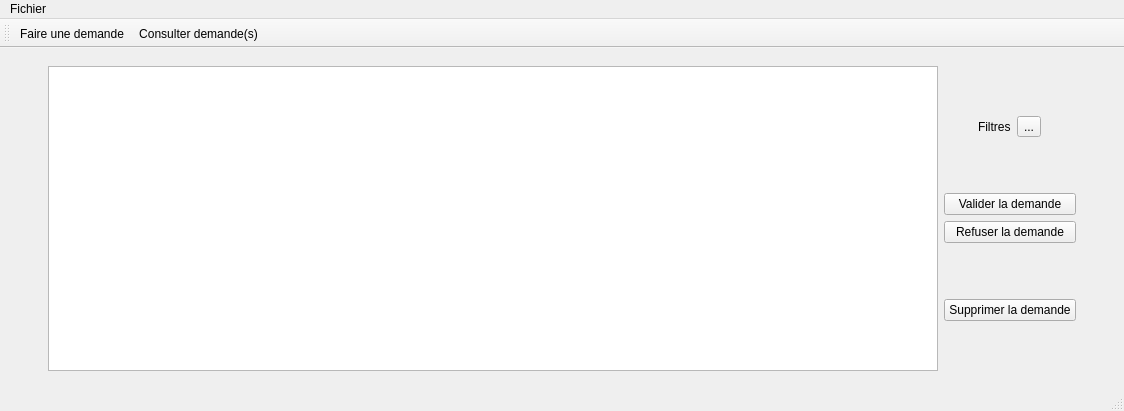
Before: the Qt Designer form FenResponsable.ui in Chayma07/GestionDeConge, drawn with Qt 5.
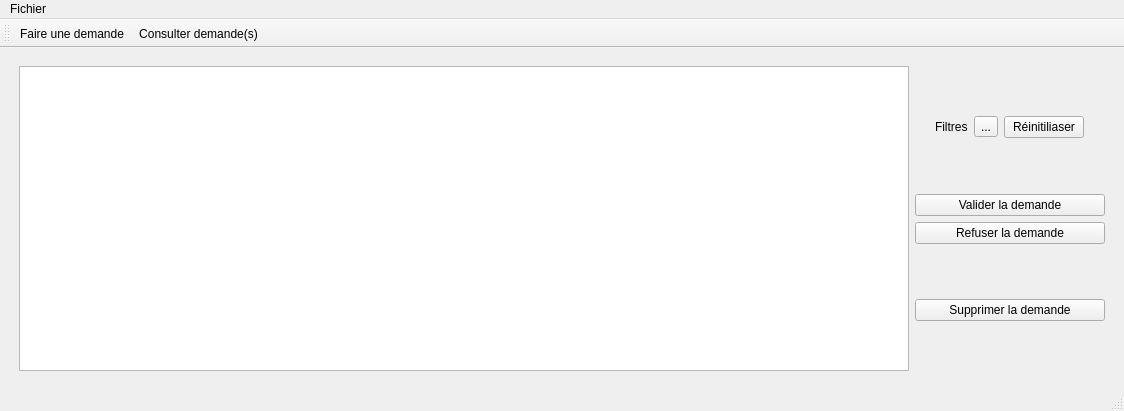
After: the same form once the commit is applied. Icons and pictures are not drawn.

The edit to the form file:
```diff
--- a/FenResponsable.ui
+++ b/FenResponsable.ui
@@ -286,6 +286,9 @@
                 <property name="gridStyle">
                  <enum>Qt::SolidLine</enum>
                 </property>
+                <property name="sortingEnabled">
+                 <bool>true</bool>
+                </property>
                 <attribute name="horizontalHeaderDefaultSectionSize">
                  <number>145</number>
                 </attribute>
@@ -335,6 +338,13 @@
                     </property>
                    </widget>
                   </item>
+                  <item>
+                   <widget class="QPushButton" name="pushButton">
+                    <property name="text">
+                     <string>Réinitiliaser</string>
+                    </property>
+                   </widget>
+                  </item>
                   <item>
                    <spacer name="horizontalSpacer_8">
                     <property name="orientation">
```
